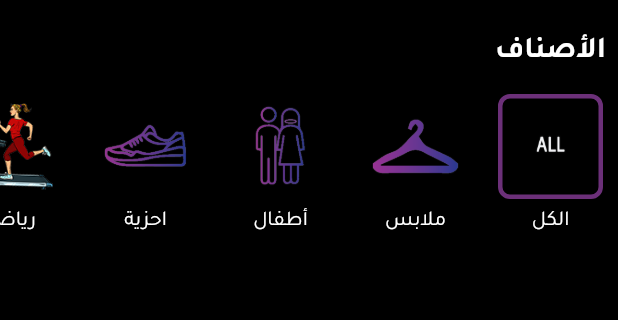
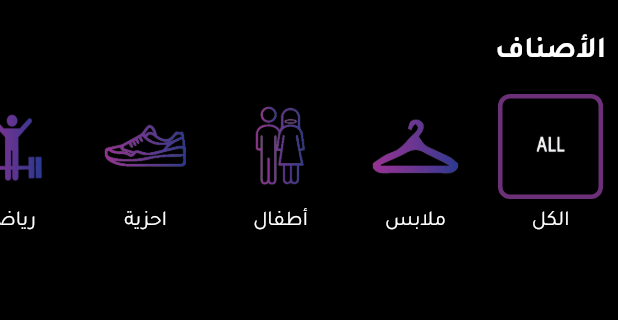
Before and after one commit to DeaaJahjah/lets-buy, a Flutter app: the HomeScreen screen opened by its route, on a phone screen of 412 x 824 dp, the part 65-385 px from its top. Run offline on Flutter 3.47's test engine with Material 3 defaults, Android fonts, the light colour scheme and no system bars; our stand-ins replace carousel_slider, cloud_firestore, equatable, firebase_auth, firebase_core, firebase_storage and 4 more; missing offline and left inert: circular_bottom_navigation, currency_picker, image_network, stream_chat_flutter, stream_chat_flutter_core; accounts and stored records are empty.

Commit message:
change icons

```diff
--- a/lib/core/config/constant/constant.dart
+++ b/lib/core/config/constant/constant.dart
@@ -68,10 +68,10 @@ List<Category> categoriesHome = [
   Category(name: 'ملابس', urlImage: 'assets/images/clothes1.png', isSelected: false),
   Category(name: 'أطفال', urlImage: 'assets/images/kids1.png', isSelected: false),
   Category(name: 'احزية', urlImage: 'assets/images/shoes1.png', isSelected: false),
-  Category(name: 'رياضة', urlImage: 'assets/images/sport.png', isSelected: false),
+  Category(name: 'رياضة', urlImage: 'assets/images/sport1.png', isSelected: false),
   Category(name: 'أثاث', urlImage: 'assets/images/furniture1.png', isSelected: false),
   Category(name: 'الكترونيات', urlImage: 'assets/images/electronics1.png', isSelected: false),
   Category(name: 'اكسسوارات', urlImage: 'assets/images/accessories1.png', isSelected: false),
-  Category(name: 'مستلزمات مدرسية', urlImage: 'assets/images/school.png', isSelected: false),
+  Category(name: 'مستلزمات مدرسية', urlImage: 'assets/images/school1.png', isSelected: false),
   Category(name: 'كتب', urlImage: 'assets/images/book1.png', isSelected: false),
 ];
```
Also changed, not shown: assets/images/school1.png (added), assets/images/sport1.png (added).
